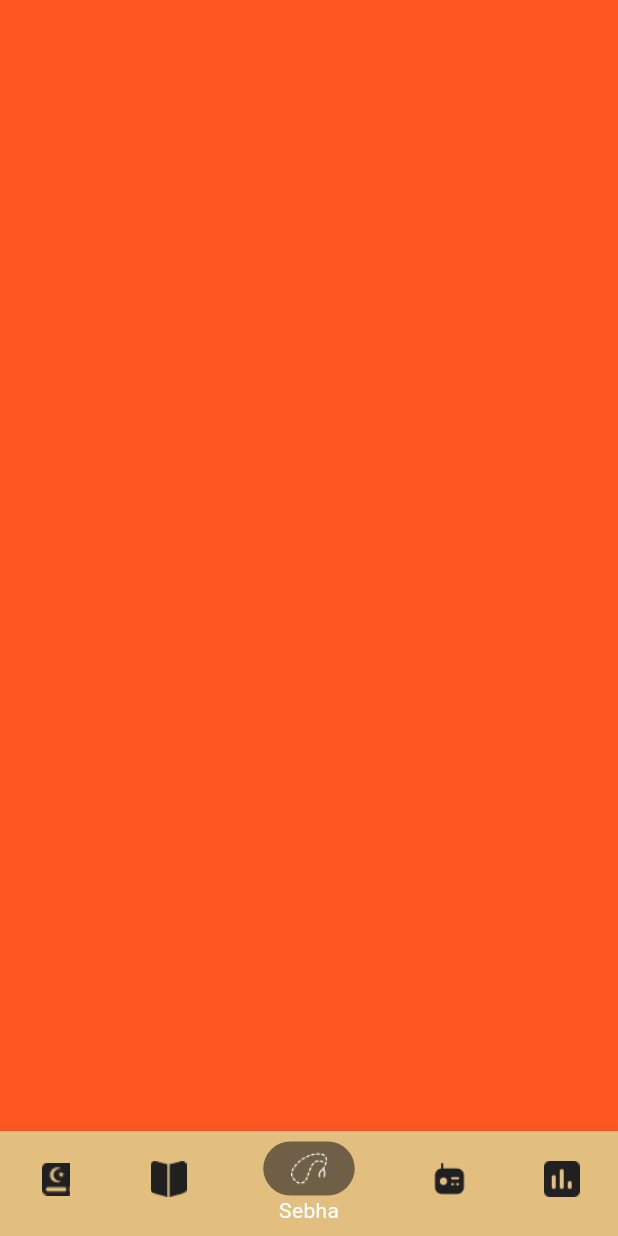
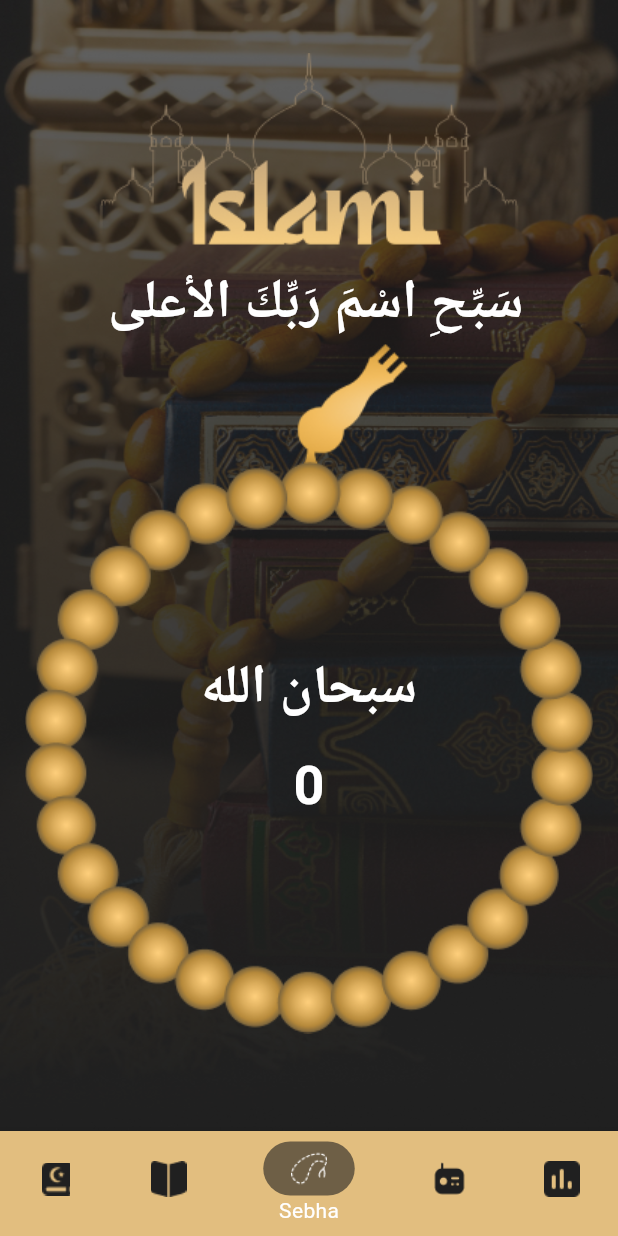
Before and after one commit to Ziad112002/islami_app, a Flutter app: the Main screen opened by its route, item 3 of the bottom bar chosen, on a phone screen of 412 x 824 dp. Run offline on Flutter 3.47's test engine with Material 3 defaults, Android fonts, the phone set to English and light mode, and no system bars; our stand-ins replace smooth_page_indicator.

Commit message:
finish sebha tab

```diff
--- a/lib/ui/screens/main/main.dart
+++ b/lib/ui/screens/main/main.dart
@@ -1,6 +1,7 @@
 
 import 'package:flutter/material.dart';
 import 'package:islami/ui/screens/main/tabs/quran/quran_tab.dart';
+import 'package:islami/ui/screens/main/tabs/sebha/sebha_tab.dart';
 import 'package:islami/ui/utils/app_colors.dart';
 
 import '../../utils/app_assets.dart';
@@ -18,7 +19,7 @@ class _MainState extends State<Main> {
   List tabs=[
     QuranTab(),
     Container(color: Colors.grey,),
-    Container(color: Colors.deepOrange,),
+    SebhaTab(),
     Container(color: Colors.cyanAccent,),
     Container(color: Colors.pink,),
 
--- /dev/null
+++ b/lib/ui/screens/main/tabs/sebha/sebha_tab.dart
@@ -0,0 +1,62 @@
+import 'package:flutter/material.dart';
+import 'package:islami/ui/utils/app_assets.dart';
+import 'package:islami/ui/utils/app_text_style.dart';
+
+class SebhaTab extends StatefulWidget {
+   const SebhaTab({super.key});
+
+  @override
+  State<SebhaTab> createState() => _SebhaTabState();
+}
+
+class _SebhaTabState extends State<SebhaTab> {
+int count=0;
+
+  @override
+  Widget build(BuildContext context) {
+    return Container(
+      width: double.infinity,
+      height: double.infinity,
+      padding: EdgeInsets.symmetric(vertical: 35),
+      decoration: BoxDecoration(
+        image: DecorationImage(
+          image: AssetImage(AppAssets.sebhaBg),
+          fit: BoxFit.fill,
+        ),
+      ),
+      child: Column(
+        children: [
+          Image.asset(AppAssets.islamiImg),
+          Text(
+            "سَبِّحِ اسْمَ رَبِّكَ الأعلى ",
+            textDirection: TextDirection.rtl,
+            style: AppTextStyles.whiteBold36,
+          ),
+          buildSebha(),
+        ],
+      ),
+    );
+  }
+
+  Widget buildSebha() {
+    return Stack(
+      alignment: AlignmentGeometry.center,
+      children: [
+        InkWell(onTap: (){
+          count++;
+          setState(() {
+
+          });
+
+        },
+            child: Image.asset(AppAssets.bigSebha)
+        ),
+        Text("سبحان الله", style: AppTextStyles.whiteBold36),
+        Positioned(
+          bottom: 140,
+          child: Text("$count", style: AppTextStyles.whiteBold36),
+        ),
+      ],
+    );
+  }
+}
--- a/lib/ui/utils/app_assets.dart
+++ b/lib/ui/utils/app_assets.dart
@@ -19,6 +19,8 @@ abstract final class AppAssets {
   static const String bearish = '${_base}bearish.png';
   static const String radio = '${_base}radio.png';
   static const String welcomeImg = '${_base}welcome.png';
+  static const String sebhaBg = '${_base}sebha_bg.png';
+  static const String bigSebha = '${_base}Sebha.png';
 
 
 
--- a/lib/ui/utils/app_text_style.dart
+++ b/lib/ui/utils/app_text_style.dart
@@ -3,10 +3,14 @@ import 'package:flutter/material.dart';
 import 'app_colors.dart';
 
 abstract final class AppTextStyles {
-  static const TextStyle whiteBold20 = TextStyle(
+  static const TextStyle whiteBold36 = TextStyle(
+    fontSize: 36,
+    color: AppColors.white,
+    fontWeight: FontWeight.w700,
+  ); static const TextStyle whiteBold20 = TextStyle(
     fontSize: 20,
     color: AppColors.white,
-    fontWeight: FontWeight.bold,
+    fontWeight: FontWeight.w700,
   );
   static const TextStyle whiteBold14 = TextStyle(
     fontSize: 14,
@@ -16,34 +20,34 @@ abstract final class AppTextStyles {
   static const TextStyle whiteBold16 = TextStyle(
     fontSize: 16,
     color: AppColors.white,
-    fontWeight: FontWeight.bold,
+    fontWeight: FontWeight.w700,
   );
   static const TextStyle goldBold20 = TextStyle(
     fontSize: 20,
     color: AppColors.gold,
-    fontWeight: FontWeight.bold,
+    fontWeight: FontWeight.w700,
   ); static const TextStyle goldBold24 = TextStyle(
     fontSize: 24,
     color: AppColors.gold,
-    fontWeight: FontWeight.bold,
+    fontWeight: FontWeight.w700,
   ); static const TextStyle goldBold16 = TextStyle(
     fontSize: 16,
     color: AppColors.gold,
-    fontWeight: FontWeight.bold,
+    fontWeight: FontWeight.w700,
   );
   static const TextStyle lightBlackBold16 = TextStyle(
     fontSize: 16,
     color: AppColors.lightBlack,
-    fontWeight: FontWeight.bold,
+    fontWeight: FontWeight.w700,
   );
   static const TextStyle lightBlackBold14 = TextStyle(
     fontSize: 14,
     color: AppColors.lightBlack,
-    fontWeight: FontWeight.bold,
+    fontWeight: FontWeight.w700,
   );
   static const TextStyle lightBlackBold24 = TextStyle(
     fontSize: 24,
     color: AppColors.lightBlack,
-    fontWeight: FontWeight.bold,
+    fontWeight: FontWeight.w700,
   );
 }
```
Also changed, not shown: assets/images/Sebha.png (added), assets/images/sebha_bg.png (added).
